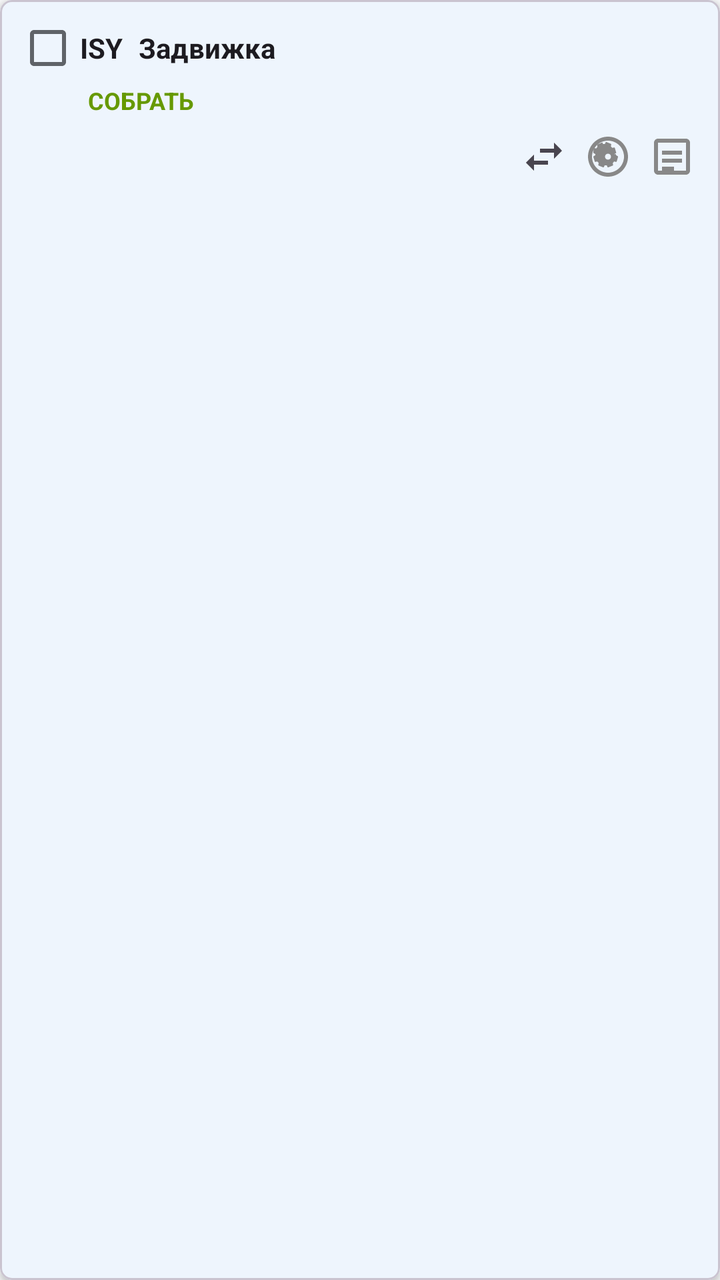
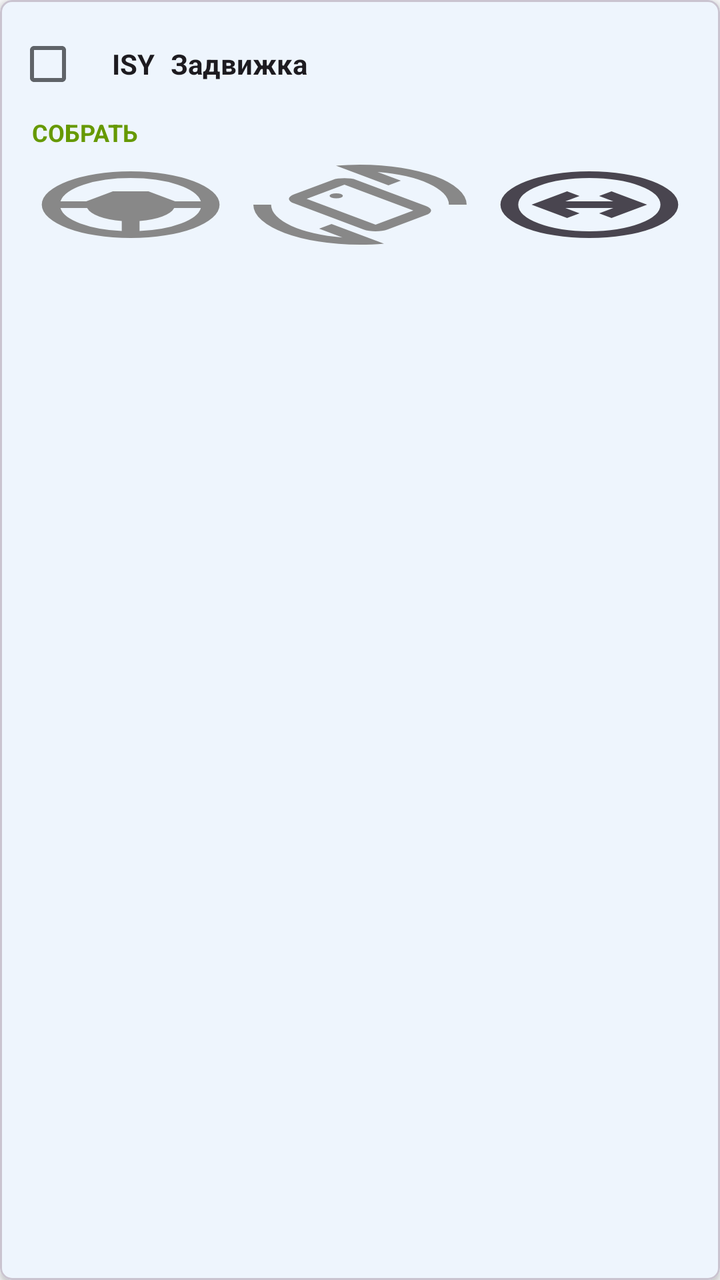

An Android layout rendered at two revisions. The XML below is the earlier revision; the diff shows what the commit changed to produce the second picture.
<!-- AndroidManifest.xml: application theme Theme.FocusApp -->
<!-- res/layout/item_valve_item.xml -->
<?xml version="1.0" encoding="utf-8"?>
<com.google.android.material.card.MaterialCardView xmlns:android="http://schemas.android.com/apk/res/android"
    xmlns:app="http://schemas.android.com/apk/res-auto"
    android:layout_width="match_parent"
    android:layout_height="wrap_content"
    android:layout_marginBottom="4dp"
    app:cardElevation="2dp"
    app:cardCornerRadius="6dp">

    <LinearLayout
        android:layout_width="match_parent"
        android:layout_height="wrap_content"
        android:orientation="vertical"
        android:padding="8dp">

        
        <LinearLayout
            android:layout_width="match_parent"
            android:layout_height="wrap_content"
            android:orientation="horizontal"
            android:gravity="center_vertical">

            <CheckBox
                android:id="@+id/cbChecked"
                android:layout_width="32dp"
                android:layout_height="32dp"
                android:buttonTint="?attr/colorPrimary" />

            <TextView
                android:id="@+id/tvIsy"
                android:layout_width="wrap_content"
                android:layout_height="wrap_content"
                android:text="ISY"
                android:textSize="14sp"
                android:textStyle="bold"
                android:textColor="?android:attr/textColorPrimary"
                android:layout_marginEnd="8dp" />

            <TextView
                android:id="@+id/tvName"
                android:layout_width="0dp"
                android:layout_height="wrap_content"
                android:layout_weight="1"
                android:text="Задвижка"
                android:textSize="14sp"
                android:textStyle="bold"
                android:textColor="?android:attr/textColorPrimary"
                android:maxLines="2"
                android:ellipsize="end" />
        </LinearLayout>

        
        <TextView
            android:id="@+id/tvAssembleStatus"
            android:layout_width="wrap_content"
            android:layout_height="wrap_content"
            android:layout_marginStart="36dp"
            android:layout_marginTop="2dp"
            android:text="СОБРАТЬ"
            android:textSize="12sp"
            android:textStyle="bold"
            android:textColor="@android:color/holo_green_dark"
            android:maxLines="1" />

        
        <TextView
            android:id="@+id/tvMotorStatus"
            android:layout_width="wrap_content"
            android:layout_height="wrap_content"
            android:layout_marginStart="36dp"
            android:layout_marginTop="2dp"
            android:text="подключен эл.двигатель"
            android:textSize="12sp"
            android:textStyle="bold"
            android:textColor="@android:color/holo_red_dark"
            android:maxLines="1"
            android:visibility="gone" />

        
        <TextView
            android:id="@+id/tvBoxStatus"
            android:layout_width="wrap_content"
            android:layout_height="wrap_content"
            android:layout_marginStart="36dp"
            android:layout_marginTop="2dp"
            android:text="установлена ККВ"
            android:textSize="12sp"
            android:textStyle="bold"
            android:textColor="@android:color/holo_orange_dark"
            android:maxLines="1"
            android:visibility="gone" />

        
        <TextView
            android:id="@+id/tvCheckedAt"
            android:layout_width="match_parent"
            android:layout_height="wrap_content"
            android:text="✅ 14.08.2026 15:30"
            android:textSize="11sp"
            android:textColor="@android:color/holo_green_dark"
            android:layout_marginStart="36dp"
            android:visibility="gone" />

        
        <LinearLayout
            android:layout_width="match_parent"
            android:layout_height="wrap_content"
            android:orientation="horizontal"
            android:gravity="end"
            android:layout_marginTop="4dp"
            android:layout_marginStart="36dp">

            <ImageButton
                android:id="@+id/btnMove"
                android:layout_width="32dp"
                android:layout_height="32dp"
                android:src="@drawable/ic_swap"
                android:background="?attr/selectableItemBackgroundBorderless"
                android:contentDescription="Переместить"
                android:scaleType="centerInside"
                app:tint="?android:attr/textColorSecondary" />

            <ImageButton
                android:id="@+id/btnMotor"
                android:layout_width="32dp"
                android:layout_height="32dp"
                android:src="@drawable/ic_motor"
                android:background="?attr/selectableItemBackgroundBorderless"
                android:contentDescription="Отключить двигатель"
                android:scaleType="centerInside"
                app:tint="#888888" />

            <ImageButton
                android:id="@+id/btnBox"
                android:layout_width="32dp"
                android:layout_height="32dp"
                android:src="@drawable/ic_box"
                android:background="?attr/selectableItemBackgroundBorderless"
                android:contentDescription="Снять ККВ"
                android:scaleType="centerInside"
                app:tint="#888888" />
        </LinearLayout>

    </LinearLayout>

</com.google.android.material.card.MaterialCardView>
<!-- resources referenced by this layout -->
<resources>
  <!-- drawable ic_box (drawable) -->
  <vector xmlns:android="http://schemas.android.com/apk/res/android"
      android:width="24dp"
      android:height="24dp"
      android:viewportWidth="24"
      android:viewportHeight="24">
  
      
      <path
          android:fillColor="#000000"
          android:pathData="M19,3H5C3.9,3 3,3.9 3,5v14c0,1.1 0.9,2 2,2h14c1.1,0 2,-0.9 2,-2V5c0,-1.1 -0.9,-2 -2,-2zM19,19H5V5h14v14z"/>
  
      
      <path
          android:fillColor="#000000"
          android:pathData="M7,9h10v2H7zM7,13h10v2H7zM7,17h6v2H7z"/>
  
  </vector>
  <!-- drawable ic_motor (drawable) -->
  <vector xmlns:android="http://schemas.android.com/apk/res/android"
      android:width="24dp"
      android:height="24dp"
      android:viewportWidth="24"
      android:viewportHeight="24">
  
      <path
          android:fillColor="#000000"
          android:pathData="M12,2C6.48,2 2,6.48 2,12s4.48,10 10,10 10,-4.48 10,-10S17.52,2 12,2zM12,20c-4.41,0 -8,-3.59 -8,-8s3.59,-8 8,-8 8,3.59 8,8 -3.59,8 -8,8z"/>
  
      
      <path
          android:fillColor="#000000"
          android:pathData="M15.07,10.77l0.87,-0.51c0.12,-0.07 0.19,-0.19 0.15,-0.32l-0.68,-2.34c-0.04,-0.14 -0.17,-0.22 -0.31,-0.19l-1.01,0.19c-0.18,-0.27 -0.39,-0.51 -0.64,-0.72l0.16,-0.98c0.04,-0.14 -0.04,-0.28 -0.17,-0.33l-2.27,-0.91c-0.13,-0.05 -0.28,0.01 -0.33,0.14l-0.41,0.9c-0.34,-0.04 -0.69,-0.04 -1.03,0L9.35,5.09c-0.05,-0.13 -0.2,-0.19 -0.33,-0.14l-2.27,0.91c-0.13,0.05 -0.21,0.19 -0.17,0.33l0.16,0.98c-0.25,0.21 -0.46,0.45 -0.64,0.72l-1.01,-0.19c-0.14,-0.03 -0.27,0.05 -0.31,0.19L4.68,9.9c-0.04,0.13 0.03,0.25 0.15,0.32l0.87,0.51c-0.03,0.17 -0.03,0.35 0,0.52l-0.87,0.51c-0.12,0.07 -0.19,0.19 -0.15,0.32l0.68,2.34c0.04,0.14 0.17,0.22 0.31,0.19l1.01,-0.19c0.18,0.27 0.39,0.51 0.64,0.72l-0.16,0.98c-0.04,0.14 0.04,0.28 0.17,0.33l2.27,0.91c0.13,0.05 0.28,-0.01 0.33,-0.14l0.41,-0.9c0.34,0.04 0.69,0.04 1.03,0l0.41,0.9c0.05,0.13 0.2,0.19 0.33,0.14l2.27,-0.91c0.13,-0.05 0.21,-0.19 0.17,-0.33l-0.16,-0.98c0.25,-0.21 0.46,-0.45 0.64,-0.72l1.01,0.19c0.14,0.03 0.27,-0.05 0.31,-0.19l0.68,-2.34c0.04,-0.13 -0.03,-0.25 -0.15,-0.32l-0.87,-0.51c0.03,-0.17 0.03,-0.35 0,-0.52zM12,13.5c-0.83,0 -1.5,-0.67 -1.5,-1.5s0.67,-1.5 1.5,-1.5 1.5,0.67 1.5,1.5 -0.67,1.5 -1.5,1.5z"/>
  
  </vector>
  <!-- drawable ic_swap (drawable) -->
  <vector xmlns:android="http://schemas.android.com/apk/res/android"
      android:width="24dp"
      android:height="24dp"
      android:viewportWidth="24"
      android:viewportHeight="24">
  
      <path
          android:fillColor="#000000"
          android:pathData="M6.99,11L3,15l3.99,4v-3H14v-2H6.99v-3zM21,9l-3.99-4v3H10v2h7.01v3L21,9z"/>
  
  </vector>
  <color name="primary">#1A73E8</color>
  <color name="primary_container">#D2E3FC</color>
  <color name="secondary">#03DAC6</color>
  <color name="tertiary">#FF6B6B</color>
  <color name="on_primary">#FFFFFF</color>
  <color name="on_surface">#202124</color>
  <color name="on_surface_secondary">#5F6368</color>
  <color name="surface">#FFFFFF</color>
  <color name="surface_variant">#F5F5F5</color>
  <color name="background">#F8F9FA</color>
  <color name="status_bar">#FFFFFF</color>
  <!-- unchanged entries left out for length: 1 -->
</resources>

<!-- the commit's change to res/layout/item_valve_item.xml (unified diff, before → after) -->
@@ -14,6 +14,8 @@
         android:padding="8dp">
 
         
+        
+        
         <LinearLayout
             android:layout_width="match_parent"
             android:layout_height="wrap_content"
@@ -22,9 +24,10 @@
 
             <CheckBox
                 android:id="@+id/cbChecked"
-                android:layout_width="32dp"
-                android:layout_height="32dp"
-                android:buttonTint="?attr/colorPrimary" />
+                android:layout_width="48dp"
+                android:layout_height="48dp"
+                android:buttonTint="?attr/colorPrimary"
+                android:padding="8dp" />
 
             <TextView
                 android:id="@+id/tvIsy"
@@ -50,24 +53,46 @@
         </LinearLayout>
 
         
-        <TextView
-            android:id="@+id/tvAssembleStatus"
-            android:layout_width="wrap_content"
+        
+        
+
+        
+        <LinearLayout
+            android:layout_width="match_parent"
             android:layout_height="wrap_content"
-            android:layout_marginStart="36dp"
+            android:orientation="horizontal"
             android:layout_marginTop="2dp"
-            android:text="СОБРАТЬ"
-            android:textSize="12sp"
-            android:textStyle="bold"
-            android:textColor="@android:color/holo_green_dark"
-            android:maxLines="1" />
+            android:layout_marginStart="8dp">  
+
+            <TextView
+                android:id="@+id/tvAssembleStatus"
+                android:layout_width="wrap_content"
+                android:layout_height="wrap_content"
+                android:text="СОБРАТЬ"
+                android:textSize="12sp"
+                android:textStyle="bold"
+                android:textColor="@android:color/holo_green_dark"
+                android:maxLines="1" />
+
+            <TextView
+                android:id="@+id/tvCheckedAt"
+                android:layout_width="wrap_content"
+                android:layout_height="wrap_content"
+                android:text="14:30"
+                android:textSize="12sp"
+                android:textStyle="bold"
+                android:textColor="@android:color/holo_green_dark"
+                android:layout_marginStart="8dp"
+                android:visibility="gone" />
+
+        </LinearLayout>
 
         
         <TextView
             android:id="@+id/tvMotorStatus"
             android:layout_width="wrap_content"
             android:layout_height="wrap_content"
-            android:layout_marginStart="36dp"
+            android:layout_marginStart="8dp"
             android:layout_marginTop="2dp"
             android:text="подключен эл.двигатель"
             android:textSize="12sp"
@@ -81,7 +106,7 @@
             android:id="@+id/tvBoxStatus"
             android:layout_width="wrap_content"
             android:layout_height="wrap_content"
-            android:layout_marginStart="36dp"
+            android:layout_marginStart="8dp"
             android:layout_marginTop="2dp"
             android:text="установлена ККВ"
             android:textSize="12sp"
@@ -91,54 +116,54 @@
             android:visibility="gone" />
 
         
-        <TextView
-            android:id="@+id/tvCheckedAt"
-            android:layout_width="match_parent"
-            android:layout_height="wrap_content"
-            android:text="✅ 14.08.2026 15:30"
-            android:textSize="11sp"
-            android:textColor="@android:color/holo_green_dark"
-            android:layout_marginStart="36dp"
-            android:visibility="gone" />
-
+        
         
         <LinearLayout
             android:layout_width="match_parent"
             android:layout_height="wrap_content"
             android:orientation="horizontal"
-            android:gravity="end"
             android:layout_marginTop="4dp"
-            android:layout_marginStart="36dp">
+            android:layout_marginStart="0dp">
 
-            <ImageButton
-                android:id="@+id/btnMove"
-                android:layout_width="32dp"
-                android:layout_height="32dp"
-                android:src="@drawable/ic_swap"
-                android:background="?attr/selectableItemBackgroundBorderless"
-                android:contentDescription="Переместить"
-                android:scaleType="centerInside"
-                app:tint="?android:attr/textColorSecondary" />
-
+            
             <ImageButton
                 android:id="@+id/btnMotor"
-                android:layout_width="32dp"
-                android:layout_height="32dp"
+                android:layout_width="0dp"
+                android:layout_height="48dp"
+                android:layout_weight="1"
                 android:src="@drawable/ic_motor"
                 android:background="?attr/selectableItemBackgroundBorderless"
                 android:contentDescription="Отключить двигатель"
-                android:scaleType="centerInside"
+                android:scaleType="fitXY"
+                android:padding="4dp"
                 app:tint="#888888" />
 
+            
             <ImageButton
                 android:id="@+id/btnBox"
-                android:layout_width="32dp"
-                android:layout_height="32dp"
+                android:layout_width="0dp"
+                android:layout_height="48dp"
+                android:layout_weight="1"
                 android:src="@drawable/ic_box"
                 android:background="?attr/selectableItemBackgroundBorderless"
                 android:contentDescription="Снять ККВ"
-                android:scaleType="centerInside"
+                android:scaleType="fitXY"
+                android:padding="4dp"
                 app:tint="#888888" />
+
+            
+            <ImageButton
+                android:id="@+id/btnMove"
+                android:layout_width="0dp"
+                android:layout_height="48dp"
+                android:layout_weight="1"
+                android:src="@drawable/ic_move_left"
+                android:background="?attr/selectableItemBackgroundBorderless"
+                android:contentDescription="Переместить"
+                android:scaleType="fitXY"
+                android:padding="4dp"
+                app:tint="?android:attr/textColorSecondary" />
+
         </LinearLayout>
 
     </LinearLayout>
<!-- resource entries referenced after the edit -->
@@ -4,48 +4,36 @@
   <vector xmlns:android="http://schemas.android.com/apk/res/android"
       android:width="24dp"
       android:height="24dp"
-      android:viewportWidth="24"
-      android:viewportHeight="24">
-  
-      
-      <path
-          android:fillColor="#000000"
-          android:pathData="M19,3H5C3.9,3 3,3.9 3,5v14c0,1.1 0.9,2 2,2h14c1.1,0 2,-0.9 2,-2V5c0,-1.1 -0.9,-2 -2,-2zM19,19H5V5h14v14z"/>
-  
-      
-      <path
-          android:fillColor="#000000"
-          android:pathData="M7,9h10v2H7zM7,13h10v2H7zM7,17h6v2H7z"/>
-  
+      android:viewportWidth="960"
+      android:viewportHeight="960">
+    <path
+        android:pathData="M496,778 L183,464q-11,-11 -17,-25t-6,-29q0,-15 6,-29t17,-25l173,-173q11,-11 25,-16.5t29,-5.5q15,0 29,5.5t25,16.5l313,313q11,11 17,25t6,29q0,15 -6,29t-17,25L604,778q-11,11 -25,16.5t-29,5.5q-15,0 -29,-5.5T496,778ZM550,720 L720,550 410,240 240,410 550,720ZM480,960q-99,0 -186.5,-37.5t-153,-103Q75,754 37.5,666.5T0,480h80q0,71 24,136t66.5,117Q213,785 272,821.5T401,873L296,768l56,-56L588,948q-26,6 -53.5,9T480,960ZM880,480q0,-71 -24,-136t-66.5,-117Q747,175 688,138.5T559,87l105,105 -56,56 -236,-236q26,-6 53.5,-9t54.5,-3q99,0 186.5,37.5t153,103q65.5,65.5 103,153T960,480h-80ZM480,480ZM373,404q13,0 21.5,-9t8.5,-21q0,-13 -8.5,-21.5T373,344q-12,0 -21,8.5t-9,21.5q0,12 9,21t21,9Z"
+        android:fillColor="#e3e3e3"/>
   </vector>
   <!-- drawable ic_motor (drawable) -->
   <vector xmlns:android="http://schemas.android.com/apk/res/android"
       android:width="24dp"
       android:height="24dp"
-      android:viewportWidth="24"
-      android:viewportHeight="24">
-  
-      <path
-          android:fillColor="#000000"
-          android:pathData="M12,2C6.48,2 2,6.48 2,12s4.48,10 10,10 10,-4.48 10,-10S17.52,2 12,2zM12,20c-4.41,0 -8,-3.59 -8,-8s3.59,-8 8,-8 8,3.59 8,8 -3.59,8 -8,8z"/>
-  
-      
-      <path
-          android:fillColor="#000000"
-          android:pathData="M15.07,10.77l0.87,-0.51c0.12,-0.07 0.19,-0.19 0.15,-0.32l-0.68,-2.34c-0.04,-0.14 -0.17,-0.22 -0.31,-0.19l-1.01,0.19c-0.18,-0.27 -0.39,-0.51 -0.64,-0.72l0.16,-0.98c0.04,-0.14 -0.04,-0.28 -0.17,-0.33l-2.27,-0.91c-0.13,-0.05 -0.28,0.01 -0.33,0.14l-0.41,0.9c-0.34,-0.04 -0.69,-0.04 -1.03,0L9.35,5.09c-0.05,-0.13 -0.2,-0.19 -0.33,-0.14l-2.27,0.91c-0.13,0.05 -0.21,0.19 -0.17,0.33l0.16,0.98c-0.25,0.21 -0.46,0.45 -0.64,0.72l-1.01,-0.19c-0.14,-0.03 -0.27,0.05 -0.31,0.19L4.68,9.9c-0.04,0.13 0.03,0.25 0.15,0.32l0.87,0.51c-0.03,0.17 -0.03,0.35 0,0.52l-0.87,0.51c-0.12,0.07 -0.19,0.19 -0.15,0.32l0.68,2.34c0.04,0.14 0.17,0.22 0.31,0.19l1.01,-0.19c0.18,0.27 0.39,0.51 0.64,0.72l-0.16,0.98c-0.04,0.14 0.04,0.28 0.17,0.33l2.27,0.91c0.13,0.05 0.28,-0.01 0.33,-0.14l0.41,-0.9c0.34,0.04 0.69,0.04 1.03,0l0.41,0.9c0.05,0.13 0.2,0.19 0.33,0.14l2.27,-0.91c0.13,-0.05 0.21,-0.19 0.17,-0.33l-0.16,-0.98c0.25,-0.21 0.46,-0.45 0.64,-0.72l1.01,0.19c0.14,0.03 0.27,-0.05 0.31,-0.19l0.68,-2.34c0.04,-0.13 -0.03,-0.25 -0.15,-0.32l-0.87,-0.51c0.03,-0.17 0.03,-0.35 0,-0.52zM12,13.5c-0.83,0 -1.5,-0.67 -1.5,-1.5s0.67,-1.5 1.5,-1.5 1.5,0.67 1.5,1.5 -0.67,1.5 -1.5,1.5z"/>
-  
+      android:viewportWidth="960"
+      android:viewportHeight="960">
+    <path
+        android:pathData="M324,848.5Q251,817 197,763t-85.5,-127Q80,563 80,480t31.5,-156Q143,251 197,197t127,-85.5Q397,80 480,80t156,31.5Q709,143 763,197t85.5,127Q880,397 880,480t-31.5,156Q817,709 763,763t-127,85.5Q563,880 480,880t-156,-31.5ZM440,796v-120q-60,-12 -102,-54t-54,-102L164,520q12,109 89.5,185T440,796ZM520,796q109,-12 186.5,-89.5T796,520L676,520q-12,60 -54,102t-102,54v120ZM164,440h116l120,-120h160l120,120h116q-15,-121 -105,-200.5T480,160q-121,0 -211,79.5T164,440Z"
+        android:fillColor="#e3e3e3"/>
   </vector>
-  <!-- drawable ic_swap (drawable) -->
+  <!-- drawable ic_move_left (drawable) -->
   <vector xmlns:android="http://schemas.android.com/apk/res/android"
       android:width="24dp"
       android:height="24dp"
-      android:viewportWidth="24"
-      android:viewportHeight="24">
-  
+      android:viewportWidth="960"
+      android:viewportHeight="960">
+    <group
+        android:pivotX="480"
+        android:pivotY="480"
+        android:rotation="90">
       <path
-          android:fillColor="#000000"
-          android:pathData="M6.99,11L3,15l3.99,4v-3H14v-2H6.99v-3zM21,9l-3.99-4v3H10v2h7.01v3L21,9z"/>
-  
+          android:pathData="m480,740 l160,-160 -56,-56 -64,64v-216l64,64 56,-56 -160,-160 -160,160 56,56 64,-64v216l-64,-64 -56,56 160,160ZM324,848.5Q251,817 197,763t-85.5,-127Q80,563 80,480t31.5,-156Q143,251 197,197t127,-85.5Q397,80 480,80t156,31.5Q709,143 763,197t85.5,127Q880,397 880,480t-31.5,156Q817,709 763,763t-127,85.5Q563,880 480,880t-156,-31.5ZM480,800q133,0 226.5,-93.5T800,480q0,-133 -93.5,-226.5T480,160q-133,0 -226.5,93.5T160,480q0,133 93.5,226.5T480,800ZM480,480Z"
+          android:fillColor="#e3e3e3"/>
+    </group>
   </vector>
   <color name="primary">#1A73E8</color>
   <color name="primary_container">#D2E3FC</color>
